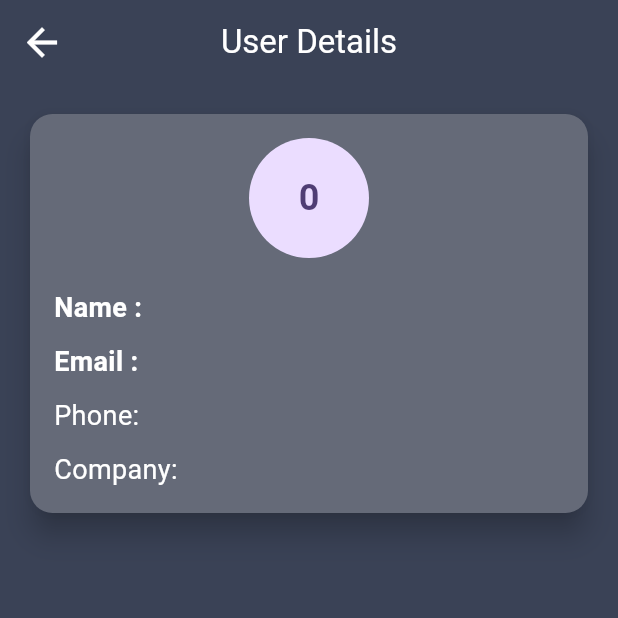
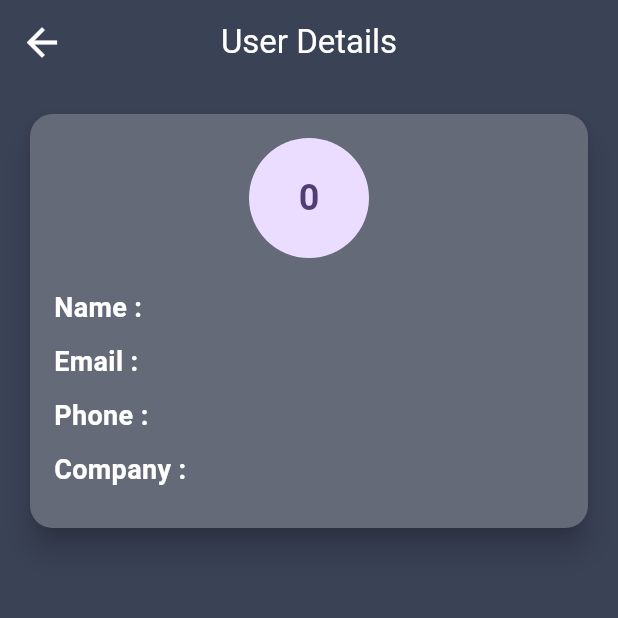
Before and after one commit to avinashji1302/Assignments, a Flutter app: the UserDetailScreen screen opened directly with empty values, on a phone screen of 412 x 824 dp, the top half of it. Run offline on Flutter 3.47's test engine with Material 3 defaults, Android fonts, the phone set to English and light mode, and no system bars; our stand-ins replace get; network calls fail.

Commit message:
reusble widget

```diff
--- a/lib/view/user_detail_screen.dart
+++ b/lib/view/user_detail_screen.dart
@@ -1,5 +1,7 @@
 import 'package:app/models/user_model.dart';
+import 'package:app/widgets/user_detrail_item.dart';
 import 'package:flutter/material.dart';
+
 import '../constants/app_colors.dart';
 
 class UserDetailScreen extends StatelessWidget {
@@ -45,59 +47,11 @@ class UserDetailScreen extends StatelessWidget {
                   ),
                 ),
                 const SizedBox(height: 20),
-                Text.rich(
-                  TextSpan(
-                    children: [
-                      const TextSpan(
-                        text: "Name : ",
-                        style: TextStyle(
-                          fontWeight: FontWeight.bold,
-                          color: AppColors.textColor,
-                          fontSize: 18,
-                        ),
-                      ),
-                      TextSpan(
-                        text: user.name,
-                        style: const TextStyle(
-                          fontWeight: FontWeight.normal,
-                          color: AppColors.textColor,
-                          fontSize: 16,
-                        ),
-                      ),
-                    ],
-                  ),
-                ),
-                const SizedBox(height: 10),
-                Text.rich(
-                  TextSpan(
-                    children: [
-                      const TextSpan(
-                        text: "Email : ",
-                        style: TextStyle(
-                          fontWeight: FontWeight.bold,
-                          color: AppColors.textColor,
-                          fontSize: 18,
-                        ),
-                      ),
-                      TextSpan(
-                        text: user.email,
-                        style: const TextStyle(
-                          fontWeight: FontWeight.normal,
-                          color: AppColors.textColor,
-                          fontSize: 16,
-                        ),
-                      ),
-                    ],
-                  ),
-                ),
-                const SizedBox(height: 10),
-                Text("Phone: ${user.phone}",
-                    style: const TextStyle(
-                        color: AppColors.textColor, fontSize: 18)),
-                const SizedBox(height: 10),
-                Text("Company: ${user.companyName ?? 'N/A'}",
-                    style: const TextStyle(
-                        color: AppColors.textColor, fontSize: 18)),
+                UserDetailItem(label: "Name", value: user.name),
+                UserDetailItem(label: "Email", value: user.email),
+                UserDetailItem(label: "Phone", value: user.phone),
+                UserDetailItem(
+                    label: "Company", value: user.companyName),
               ],
             ),
           ),
--- /dev/null
+++ b/lib/widgets/user_detrail_item.dart
@@ -0,0 +1,38 @@
+import 'package:flutter/material.dart';
+import '../constants/app_colors.dart';
+
+class UserDetailItem extends StatelessWidget {
+  final String label;
+  final String value;
+
+  const UserDetailItem({super.key, required this.label, required this.value});
+
+  @override
+  Widget build(BuildContext context) {
+    return Padding(
+      padding: const EdgeInsets.only(bottom: 10),
+      child: Text.rich(
+        TextSpan(
+          children: [
+            TextSpan(
+              text: "$label : ",
+              style: const TextStyle(
+                fontWeight: FontWeight.bold,
+                color: AppColors.textColor,
+                fontSize: 18,
+              ),
+            ),
+            TextSpan(
+              text: value,
+              style: const TextStyle(
+                fontWeight: FontWeight.normal,
+                color: AppColors.textColor,
+                fontSize: 16,
+              ),
+            ),
+          ],
+        ),
+      ),
+    );
+  }
+}
```
